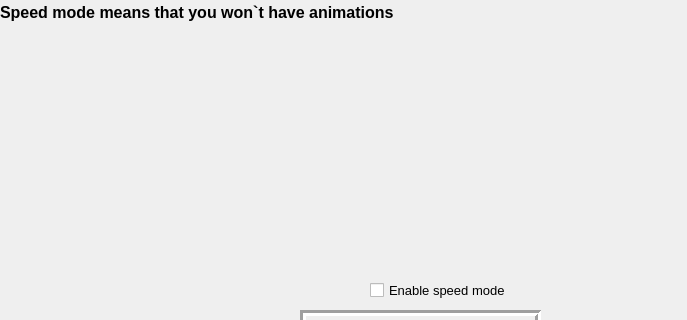
bafc13/2048-, file boardwithgame.ui: the form before one commit; both pictures show x 0 to 687 and y 0 to 320 of the 1000 by 1000 pixel window.
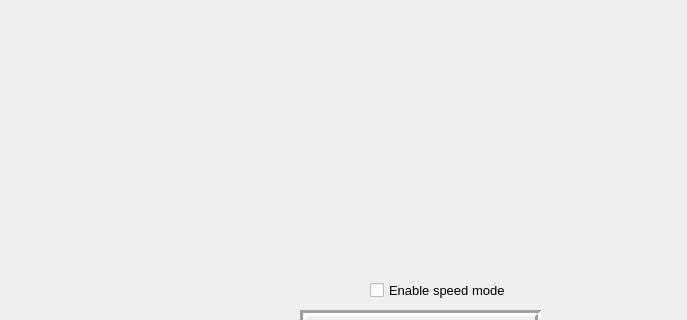
The form after the commit. Icons and pictures are not drawn.

```diff
--- a/boardwithgame.ui
+++ b/boardwithgame.ui
@@ -150,29 +150,6 @@
     <set>Qt::AlignCenter</set>
    </property>
   </widget>
-  <widget class="QLabel" name="label_2">
-   <property name="geometry">
-    <rect>
-     <x>0</x>
-     <y>0</y>
-     <width>527</width>
-     <height>24</height>
-    </rect>
-   </property>
-   <property name="font">
-    <font>
-     <pointsize>12</pointsize>
-     <weight>75</weight>
-     <bold>true</bold>
-    </font>
-   </property>
-   <property name="autoFillBackground">
-    <bool>true</bool>
-   </property>
-   <property name="text">
-    <string>Speed mode means that you won`t have animations</string>
-   </property>
-  </widget>
   <widget class="QCheckBox" name="checkBox">
    <property name="geometry">
     <rect>
```
Left out of the diff: 4 changed lines with no effect on the pictures.
